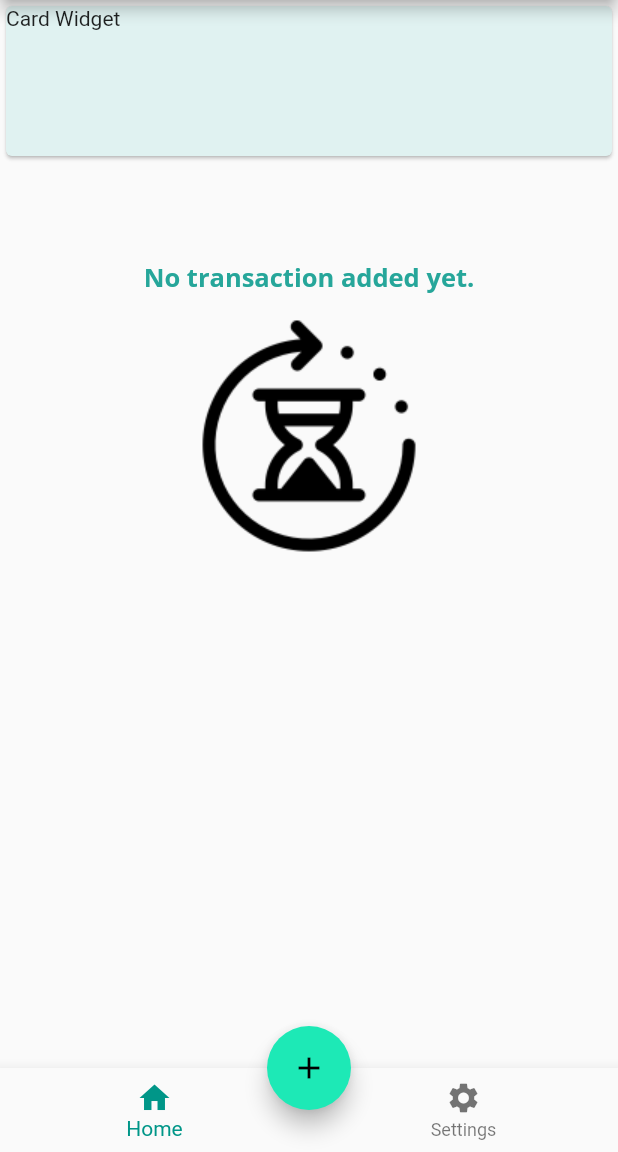
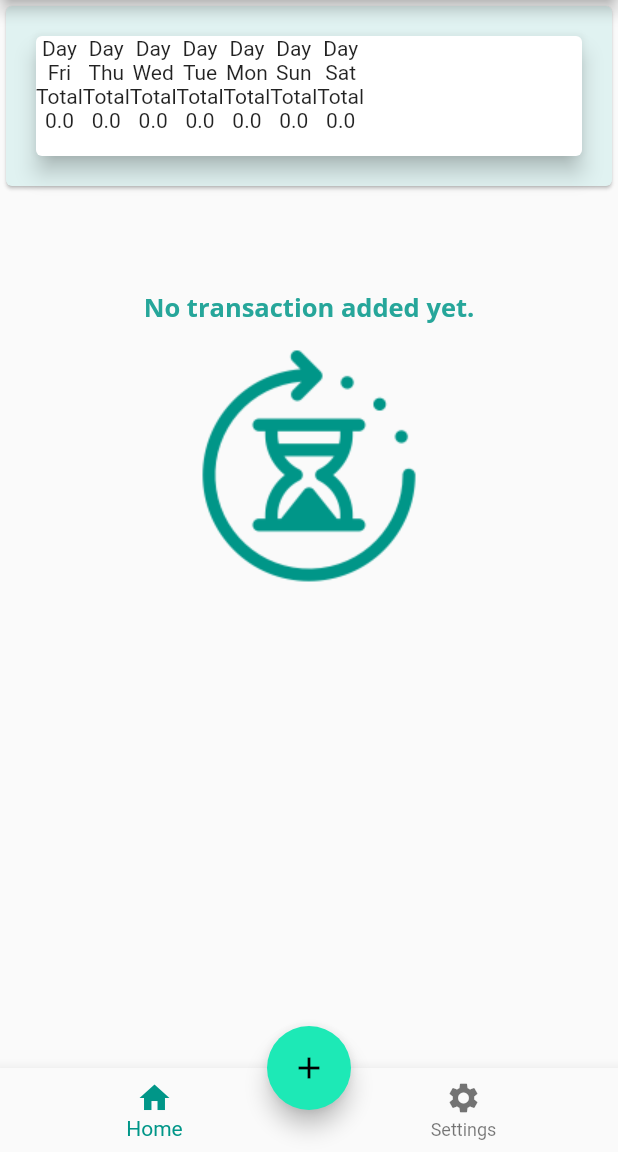
Before and after one commit to inisoultani/flutter-expense-planner, a Flutter app: the screen it shows after launch, on a phone screen of 412 x 824 dp, the part 84-1236 px from its top. Run offline on Flutter 3.47's test engine with Material 2 defaults, Android fonts, the phone set to English and light mode, and no system bars.

Commit message:
inital chart

```diff
--- /dev/null
+++ b/lib/widgets/chart.dart
@@ -0,0 +1,59 @@
+import 'package:flutter/material.dart';
+import 'package:intl/intl.dart';
+import '../models/transaction.dart';
+
+class Chart extends StatelessWidget {
+  final List<Transaction> recentTransactions;
+
+  Chart({required this.recentTransactions});
+
+  List<Map<String, Object>> get groupTransactions {
+    return List.generate(7, (index) {
+      final weekDay = DateTime.now().subtract(Duration(days: index));
+      var totalSum = 0.0;
+      for (int x = 0; x < this.recentTransactions.length; x++) {
+        if (this.recentTransactions[x].date.day == weekDay.day &&
+            this.recentTransactions[x].date.month == weekDay.month &&
+            this.recentTransactions[x].date.year == weekDay.year) {
+          totalSum += this.recentTransactions[x].amount;
+        }
+      }
+      return {
+        'day': DateFormat.E().format(weekDay),
+        'amount': totalSum,
+      };
+    });
+  }
+
+  List<Column> renderCharts() {
+    return this.groupTransactions.map((group) {
+      return Column(
+        children: [
+          Text(
+            'Day'
+          ),
+          Text(
+            '${group['day']}'
+          ),
+          Text(
+            'Total'
+          ),
+          Text(
+             '${group['amount']}'
+          ),
+        ],
+      );
+    }).toList();
+  }
+
+  @override
+  Widget build(BuildContext context) {
+    return Card(
+      elevation: 6,
+      margin: EdgeInsets.all(20),
+      child: Row(
+        children: [...renderCharts()],
+      ),
+    );
+  }
+}
--- a/lib/widgets/transaction_list.dart
+++ b/lib/widgets/transaction_list.dart
@@ -83,7 +83,11 @@ class TransactionList extends StatelessWidget {
               'No transaction added yet.',
               style: Theme.of(context).textTheme.headline6,
             ),
-            Image.asset('assets/images/waiting-hourglass.png')
+            ColorFiltered(
+              child: Image.asset('assets/images/waiting-hourglass.png'),
+              colorFilter: ColorFilter.mode(Colors.teal, BlendMode.srcATop)
+            )
+
           ],
           crossAxisAlignment: CrossAxisAlignment.center,
           mainAxisAlignment: MainAxisAlignment.center,
--- a/lib/widgets/user_transactions.dart
+++ b/lib/widgets/user_transactions.dart
@@ -2,6 +2,7 @@ import 'package:flutter/material.dart';
 import './transaction_list.dart';
 import './transaction_form.dart';
 import '../models/transaction.dart';
+import '../widgets/chart.dart';
 
 class UserTransactions extends StatefulWidget {
   const UserTransactions({Key? key}) : super(key: key);
@@ -55,9 +56,9 @@ void openModalBottomSheetNewTransaction(BuildContext context) {
       children: [
         Card(
           child: Container(
-            child: Text('Card Widget'),
+            child: Chart(recentTransactions: this._userTransactions,),
             width: double.infinity,
-            height: 100,
+            height: 120,
           ),
           elevation: 1,
           color: Colors.teal[50],
```
